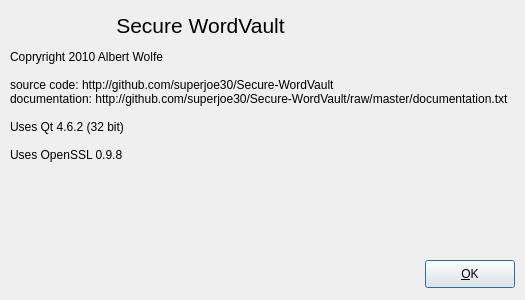
This is AboutDialog.ui in andrewrk/Secure-WordVault as Qt 5 draws it before an edit. The edited form follows.
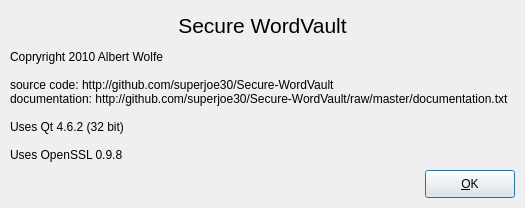
This is the edited form.

The edit to the form file:
```diff
--- a/AboutDialog.ui
+++ b/AboutDialog.ui
@@ -7,7 +7,7 @@
     <x>0</x>
     <y>0</y>
     <width>525</width>
-    <height>300</height>
+    <height>208</height>
    </rect>
   </property>
   <property name="windowTitle">
@@ -19,7 +19,7 @@
      <x>10</x>
      <y>50</y>
      <width>500</width>
-     <height>191</height>
+     <height>120</height>
     </rect>
    </property>
    <property name="text">
@@ -44,7 +44,7 @@
     <rect>
      <x>10</x>
      <y>10</y>
-     <width>381</width>
+     <width>505</width>
      <height>31</height>
     </rect>
    </property>
@@ -64,7 +64,7 @@
    <property name="geometry">
     <rect>
      <x>425</x>
-     <y>260</y>
+     <y>170</y>
      <width>90</width>
      <height>28</height>
     </rect>
```
